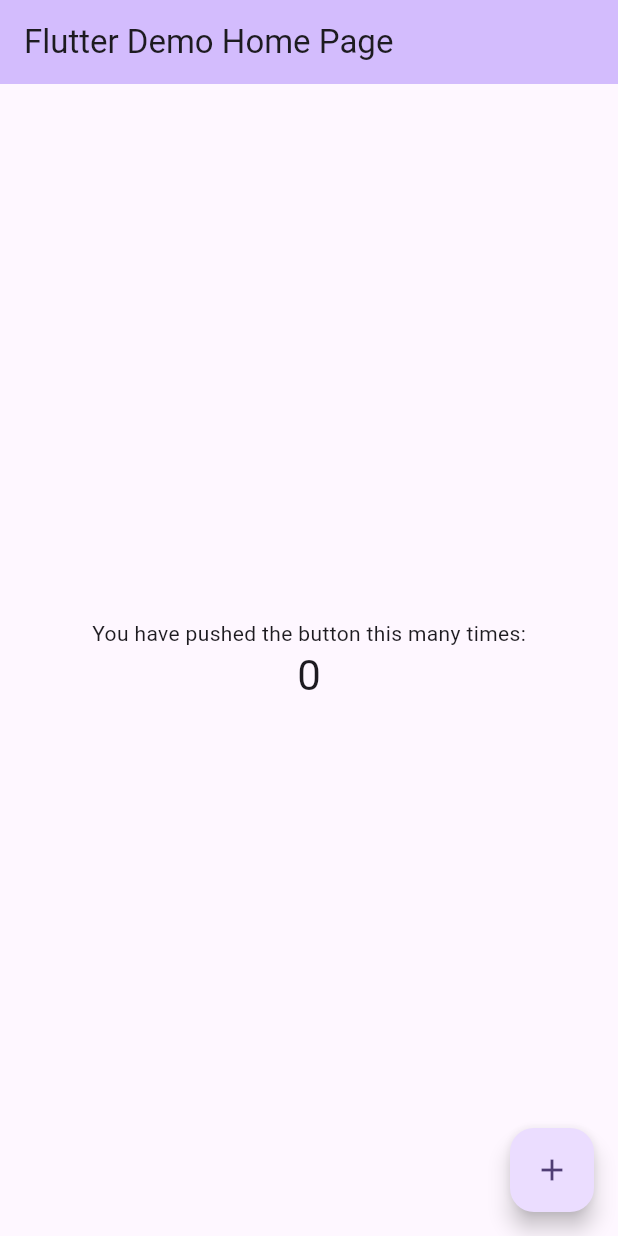
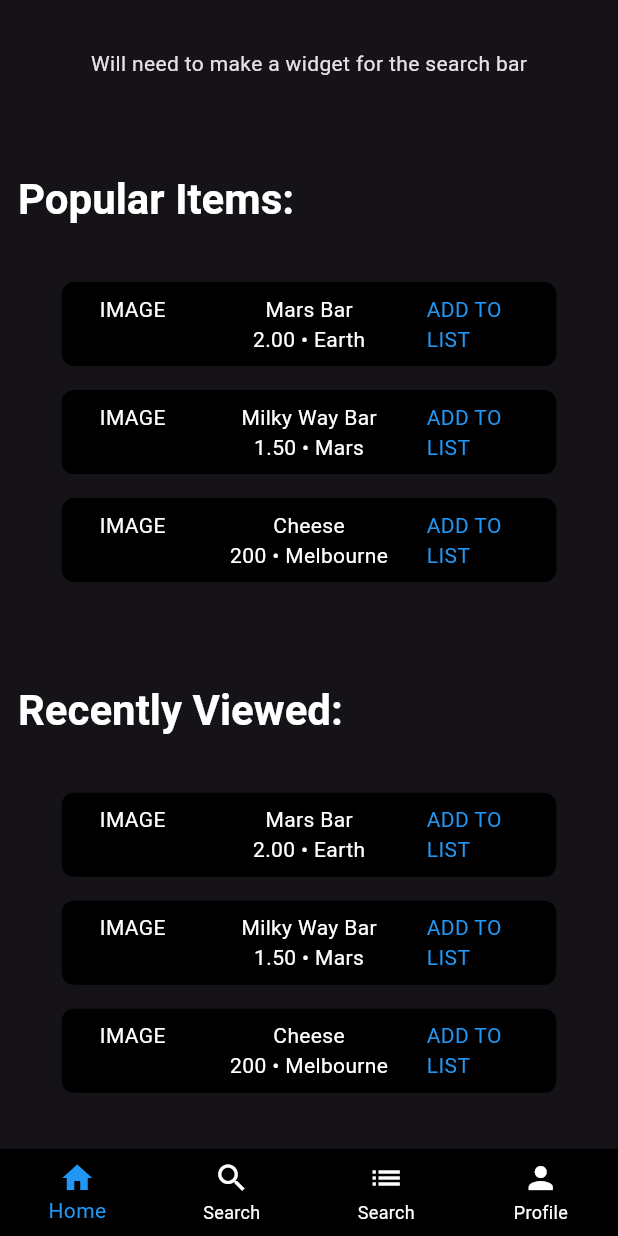
Before and after one commit to TheRealJasoandRazi/BestPriceFinderApp, a Flutter app: the screen it shows after launch, on a phone screen of 412 x 824 dp. Run offline on Flutter 3.47's test engine with Material 3 defaults, Android fonts, the phone set to English and light mode, and no system bars.

Commit message:
Home page prototype

```diff
--- /dev/null
+++ b/lib/Home.dart
@@ -0,0 +1,120 @@
+import 'package:flutter/material.dart';
+import 'ItemBar.dart';
+
+class MyHomePage extends StatefulWidget {
+  const MyHomePage({super.key, required this.title});
+
+  // This widget is the home page of your application. It is stateful, meaning
+  // that it has a State object (defined below) that contains fields that affect
+  // how it looks.
+
+  // This class is the configuration for the state. It holds the values (in this
+  // case the title) provided by the parent (in this case the App widget) and
+  // used by the build method of the State. Fields in a Widget subclass are
+  // always marked "final".
+
+  final String title;
+
+  @override
+  State<MyHomePage> createState() => _MyHomePageState();
+}
+
+class _MyHomePageState extends State<MyHomePage> {
+
+  @override
+  Widget build(BuildContext context) {
+    // This method is rerun every time setState is called, for instance as done
+    // by the _incrementCounter method above.
+    //
+    // The Flutter framework has been optimized to make rerunning build methods
+    // fast, so that you can just rebuild anything that needs updating rather
+    // than having to individually change instances of widgets.
+    return Scaffold(
+      body: Column(
+        mainAxisAlignment: MainAxisAlignment.center,
+        children: [
+          const Expanded(
+            flex: 1,
+            child: Row(
+              mainAxisAlignment: MainAxisAlignment.center,
+              children: [
+                Text("Will need to make a widget for the search bar"),
+              ],
+            ),
+          ),
+          Expanded(
+            flex: 4,
+            child: Column(
+              mainAxisAlignment: MainAxisAlignment.spaceEvenly,
+              children: [
+                Align(
+                  alignment: Alignment.centerLeft,
+                  child: Container(
+                    margin: const EdgeInsets.only(left: 12.0),
+                    child: Text(
+                      "Popular Items:",
+                      style: Theme.of(context).textTheme.headlineMedium,
+                    ),
+                  )
+                ),
+                const Column(
+                  mainAxisAlignment: MainAxisAlignment.spaceEvenly,
+                  children: [
+                    ItemBar(image: "IMAGE", price: "2.00", location: "Earth", name: "Mars Bar"),
+                    ItemBar(image: "IMAGE", price: "1.50", location: "Mars", name: "Milky Way Bar"),
+                    ItemBar(image: "IMAGE", price: "200", location: "Melbourne", name: "Cheese"),
+                  ],
+                ),
+              ],
+            ),
+          ),
+          Expanded(
+            flex: 4,
+            child: Column(
+              mainAxisAlignment: MainAxisAlignment.spaceEvenly,
+              children: [
+                Align(
+                  alignment: Alignment.centerLeft,
+                  child: Container(
+                    margin: const EdgeInsets.only(left: 12.0),
+                    child: Text(
+                      "Recently Viewed:",
+                      style: Theme.of(context).textTheme.headlineMedium,
+                    ),
+                  )
+                ),
+                const Column(
+                  children: [
+                    ItemBar(image: "IMAGE", price: "2.00", location: "Earth", name: "Mars Bar"),
+                    ItemBar(image: "IMAGE", price: "1.50", location: "Mars", name: "Milky Way Bar"),
+                    ItemBar(image: "IMAGE", price: "200", location: "Melbourne", name: "Cheese"),
+                  ],
+                ),
+              ],
+            ),
+          ),
+        ],
+      ),
+      bottomNavigationBar: BottomNavigationBar(
+        items: const [
+          BottomNavigationBarItem(
+            icon: Icon(Icons.home),
+            label: 'Home',
+          ),
+          BottomNavigationBarItem(
+            icon: Icon(Icons.search),
+            label: 'Search',
+          ),
+          BottomNavigationBarItem(
+            icon: Icon(Icons.list),
+            label: 'Search',
+          ),
+          BottomNavigationBarItem(
+            icon: Icon(Icons.person),
+            label: 'Profile',
+          ),
+        ],
+      ),
+    );
+  }
+}
--- /dev/null
+++ b/lib/ItemBar.dart
@@ -0,0 +1,80 @@
+import 'package:flutter/material.dart';
+
+class ItemBar extends StatelessWidget {
+  final String image;
+  final String price;
+  final String location;
+  final String name;
+
+  const ItemBar({
+    Key? key,
+    required this.image,
+    required this.price,
+    required this.location,
+    required this.name,
+  }) : super(key: key);
+
+  @override
+  Widget build(BuildContext context) {
+    return Container(
+      padding: const EdgeInsets.symmetric(vertical: 8.0),
+      child: FractionallySizedBox(
+        widthFactor: 0.8, // Takes up 80% of the screen width
+        child: Container(
+          decoration: BoxDecoration(
+            color: Colors.black,
+            borderRadius: BorderRadius.circular(8), // Adds rounded corners if desired
+          ),
+          padding: const EdgeInsets.all(8.0),
+          child: Row(
+            crossAxisAlignment: CrossAxisAlignment.start,
+            children: [
+              //Using Expanded instead of flexible causes the widget to try and expand verrtically since its in a column even if theres no room, causing an error, use flexible instead
+              Flexible( // IMAGE section
+                flex: 1,
+                fit: FlexFit.tight,
+                child: Container(
+                  child: Center(
+                    child: Text(
+                      image,
+                      style: TextStyle(color: Colors.white),
+                    ),
+                  ),
+                )
+              ),
+              Flexible( // METADATA section
+                flex: 2,
+                fit: FlexFit.tight,
+                child: Column(
+                  mainAxisAlignment: MainAxisAlignment.center,
+                  children: [
+                    Text(
+                      name,
+                      style: TextStyle(color: Colors.white),
+                    ),
+                    Text(
+                      "$price • $location",
+                      style: TextStyle(color: Colors.white),
+                    ),
+                  ],
+                ),
+              ),
+              Flexible( // BUTTON section
+                flex: 1,
+                fit: FlexFit.tight,
+                child: Container(
+                  child: Center(
+                    child: Text(
+                      "ADD TO LIST",
+                      style: TextStyle(color: Colors.blue),
+                    ),
+                  ),
+                )
+              ),
+            ],
+          ),
+        ),
+      )
+    );
+  }
+}
--- a/lib/main.dart
+++ b/lib/main.dart
@@ -1,4 +1,8 @@
 import 'package:flutter/material.dart';
+import 'Home.dart';
+import 'package:flutter/cupertino.dart';
+import 'package:flutter/foundation.dart';
+//import 'dart:io';
 
 void main() {
   runApp(const MyApp());
@@ -7,119 +11,26 @@
 class MyApp extends StatelessWidget {
   const MyApp({super.key});
 
-  // This widget is the root of your application.
   @override
   Widget build(BuildContext context) {
     return MaterialApp(
       title: 'Flutter Demo',
       theme: ThemeData(
-        // This is the theme of your application.
-        //
-        // TRY THIS: Try running your application with "flutter run". You'll see
-        // the application has a purple toolbar. Then, without quitting the app,
-        // try changing the seedColor in the colorScheme below to Colors.green
-        // and then invoke "hot reload" (save your changes or press the "hot
-        // reload" button in a Flutter-supported IDE, or press "r" if you used
-        // the command line to start the app).
-        //
-        // Notice that the counter didn't reset back to zero; the application
-        // state is not lost during the reload. To reset the state, use hot
-        // restart instead.
-        //
-        // This works for code too, not just values: Most code changes can be
-        // tested with just a hot reload.
-        colorScheme: ColorScheme.fromSeed(seedColor: Colors.deepPurple),
-        useMaterial3: true,
+        colorScheme: ColorScheme.fromSeed(
+          seedColor: Colors.deepPurple,
+          brightness: Brightness.dark,
+        ),
+        bottomNavigationBarTheme: const BottomNavigationBarThemeData(
+          backgroundColor: Colors.black,
+          unselectedItemColor: Colors.white,
+          selectedItemColor: Colors.blue,
+          type: BottomNavigationBarType.fixed,
+        ),
+        textTheme: const TextTheme(
+          headlineMedium: TextStyle(fontWeight: FontWeight.bold, color: Colors.white),
+        ),
       ),
       home: const MyHomePage(title: 'Flutter Demo Home Page'),
     );
   }
 }
-
-class MyHomePage extends StatefulWidget {
-  const MyHomePage({super.key, required this.title});
-
-  // This widget is the home page of your application. It is stateful, meaning
-  // that it has a State object (defined below) that contains fields that affect
-  // how it looks.
-
-  // This class is the configuration for the state. It holds the values (in this
-  // case the title) provided by the parent (in this case the App widget) and
-  // used by the build method of the State. Fields in a Widget subclass are
-  // always marked "final".
-
-  final String title;
-
-  @override
-  State<MyHomePage> createState() => _MyHomePageState();
-}
-
-class _MyHomePageState extends State<MyHomePage> {
-  int _counter = 0;
-
-  void _incrementCounter() {
-    setState(() {
-      // This call to setState tells the Flutter framework that something has
-      // changed in this State, which causes it to rerun the build method below
-      // so that the display can reflect the updated values. If we changed
-      // _counter without calling setState(), then the build method would not be
-      // called again, and so nothing would appear to happen.
-      _counter++;
-    });
-  }
-
-  @override
-  Widget build(BuildContext context) {
-    // This method is rerun every time setState is called, for instance as done
-    // by the _incrementCounter method above.
-    //
-    // The Flutter framework has been optimized to make rerunning build methods
-    // fast, so that you can just rebuild anything that needs updating rather
-    // than having to individually change instances of widgets.
-    return Scaffold(
-      appBar: AppBar(
-        // TRY THIS: Try changing the color here to a specific color (to
-        // Colors.amber, perhaps?) and trigger a hot reload to see the AppBar
-        // change color while the other colors stay the same.
-        backgroundColor: Theme.of(context).colorScheme.inversePrimary,
-        // Here we take the value from the MyHomePage object that was created by
-        // the App.build method, and use it to set our appbar title.
-        title: Text(widget.title),
-      ),
-      body: Center(
-        // Center is a layout widget. It takes a single child and positions it
-        // in the middle of the parent.
-        child: Column(
-          // Column is also a layout widget. It takes a list of children and
-          // arranges them vertically. By default, it sizes itself to fit its
-          // children horizontally, and tries to be as tall as its parent.
-          //
-          // Column has various properties to control how it sizes itself and
-          // how it positions its children. Here we use mainAxisAlignment to
-          // center the children vertically; the main axis here is the vertical
-          // axis because Columns are vertical (the cross axis would be
-          // horizontal).
-          //
-          // TRY THIS: Invoke "debug painting" (choose the "Toggle Debug Paint"
-          // action in the IDE, or press "p" in the console), to see the
-          // wireframe for each widget.
-          mainAxisAlignment: MainAxisAlignment.center,
-          children: <Widget>[
-            const Text(
-              'You have pushed the button this many times:',
-            ),
-            Text(
-              '$_counter',
-              style: Theme.of(context).textTheme.headlineMedium,
-            ),
-          ],
-        ),
-      ),
-      floatingActionButton: FloatingActionButton(
-        onPressed: _incrementCounter,
-        tooltip: 'Increment',
-        child: const Icon(Icons.add),
-      ), // This trailing comma makes auto-formatting nicer for build methods.
-    );
-  }
-}
--- a/pubspec.yaml
+++ b/pubspec.yaml
@@ -35,6 +35,7 @@
   # The following adds the Cupertino Icons font to your application.
   # Use with the CupertinoIcons class for iOS style icons.
   cupertino_icons: ^1.0.8
+  flutter_bloc: ^8.1.6
 
 dev_dependencies:
   flutter_test:
```
Also changed, not shown: pubspec.lock.
